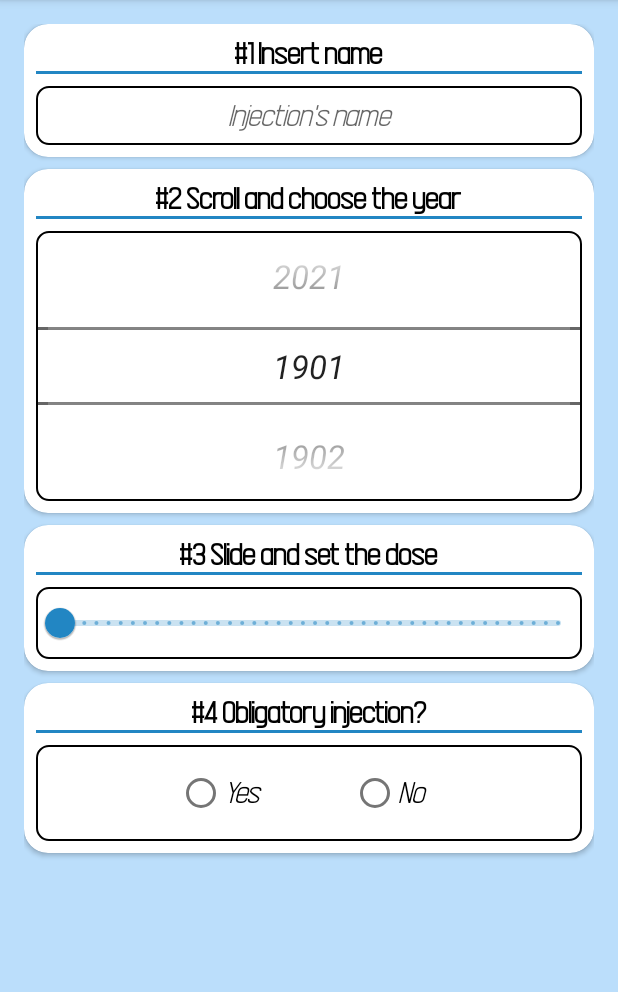
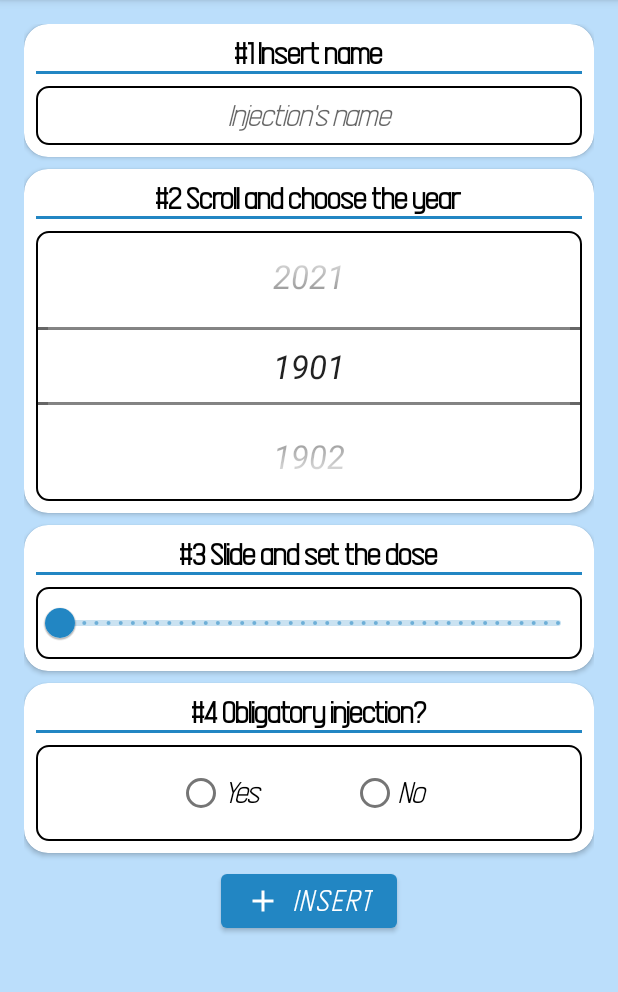
Before and after one commit to mrkomal/MyInjections, an Android app: the AddInjectionActivity screen opened directly, with no data from a screen before it, on a phone screen of 412 x 824 dp, the part 84-1076 px from its top. Run offline under Robolectric (Android 15) with nearby library versions, the phone set to English and light mode, and no system bars.

Commit message:
Adding insert button
Creating button plus uploading button icon

```diff
--- a/app/src/main/res/layout/activity_add_injection.xml
+++ b/app/src/main/res/layout/activity_add_injection.xml
@@ -175,4 +175,12 @@
             </RadioGroup>
         </LinearLayout>
     </androidx.cardview.widget.CardView>
+
+    <Button
+        android:layout_width="wrap_content"
+        android:layout_height="wrap_content"
+        android:layout_gravity="center"
+        android:drawableLeft="@drawable/sharp_add_white_24dp"
+        android:text="@string/insertButton">
+    </Button>
 </LinearLayout>
--- a/app/src/main/res/values/strings.xml
+++ b/app/src/main/res/values/strings.xml
@@ -10,4 +10,5 @@
     <string name="header4">#4 Obligatory injection?</string>
     <string name="radioButtonPos">Yes</string>
     <string name="radioButtonNeg">No</string>
+    <string name="insertButton">Insert</string>
 </resources>
```
Also changed, not shown: app/src/main/res/drawable/sharp_add_white_24dp.png (added).
